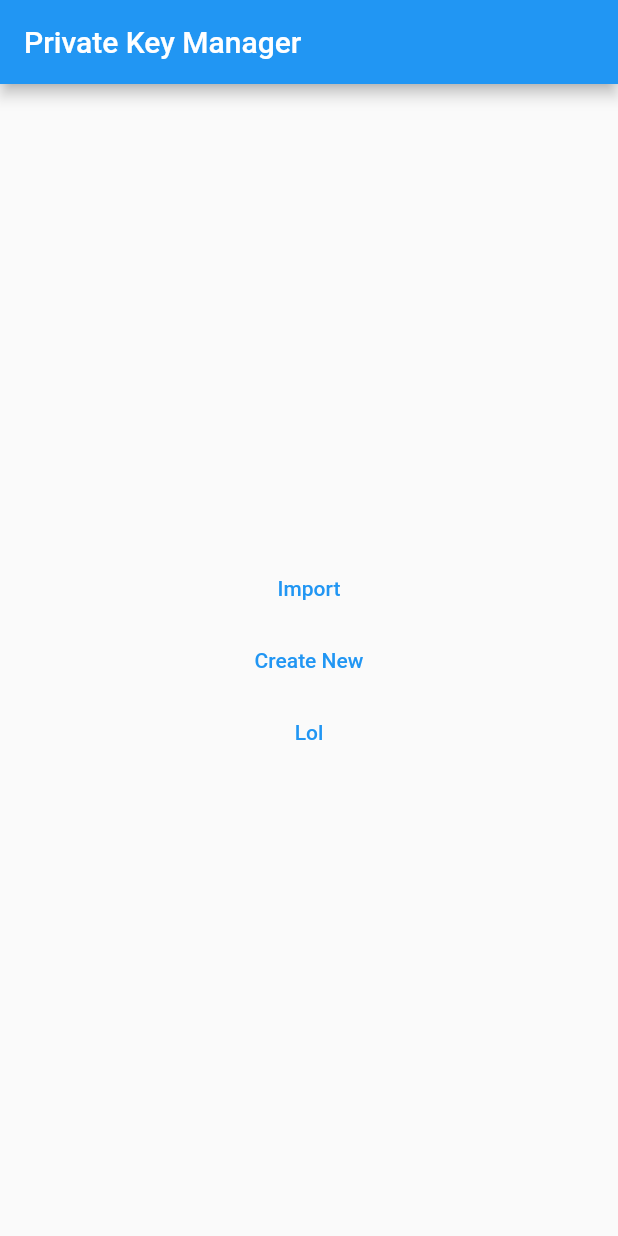
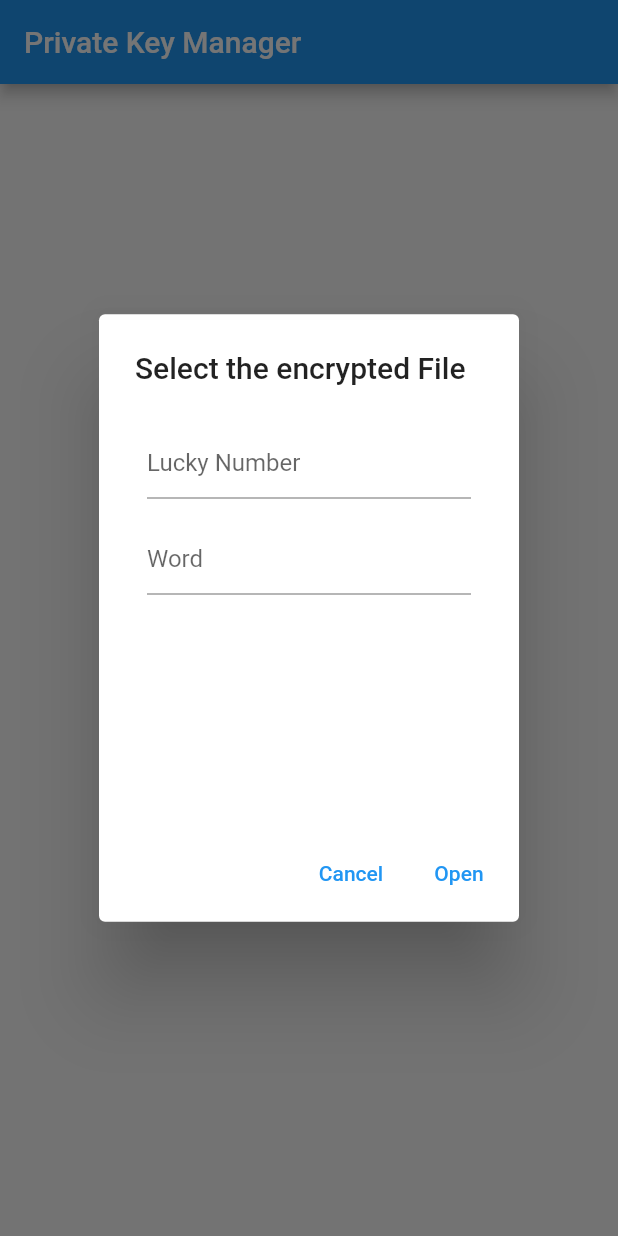
Before and after one commit to sudonims/PvtKeyManager, a Flutter app: the screen it shows after launch, after a tap on "Import", on a phone screen of 412 x 824 dp. Run offline on Flutter 3.47's test engine with Material 2 defaults, Android fonts, the phone set to English and light mode, and no system bars; our stand-ins replace file_picker; missing offline and left inert: aes_crypt.

Commit message:
import file

```diff
--- a/lib/helpers/FileEncryptDecrypt.dart
+++ b/lib/helpers/FileEncryptDecrypt.dart
@@ -59,7 +59,7 @@ class Decryptor {
     return prpass.generatePassword();
   }
 
-  void decrypt() async {
+  Future<String> decrypt() async {
     AesCrypt crypt = new AesCrypt();
     String secret = this.generateSecret();
     Uint8List key = Uint8List.fromList(utf8.encode(secret));
@@ -68,7 +68,7 @@ class Decryptor {
     crypt.aesSetKeys(key, iv);
     crypt.setPassword(secret);
     Uint8List decrypted = await crypt.decryptDataFromFile(this._path);
-    var data = decrypted.toString();
-    print(data);
+    var data = String.fromCharCodes(decrypted);
+    return data;
   }
 }
--- a/lib/main.dart
+++ b/lib/main.dart
@@ -30,7 +30,6 @@ class PvtKeyManager extends StatelessWidget {
             '/secret': (context) => MainPage(
                   currentPage: PrivateKeyShow(),
                 ),
-            // 'key/:id': (context) =>
           },
         ));
   }
--- a/lib/screens/Home.dart
+++ b/lib/screens/Home.dart
@@ -1,5 +1,7 @@
 import 'dart:convert';
-
+import 'package:crypto_key_manager/models/PrivateKeysModel.dart';
+import 'package:provider/provider.dart';
+import 'package:crypto_key_manager/helpers/FileEncryptDecrypt.dart';
 import 'package:flutter/material.dart';
 import 'package:crypto_key_manager/helpers/Keys.dart';
 import 'package:file_picker/file_picker.dart';
@@ -20,16 +22,89 @@ class _MyHomePageState extends State<Home> {
       return "";
   }
 
+  Future<String> decryptedData(
+      String filePath, String lucky, String word) async {
+    Decryptor d = new Decryptor();
+    d.lucky = lucky;
+    d.secret = word;
+    d.path = filePath;
+
+    String dec = await d.decrypt();
+    return dec;
+  }
+
   @override
   Widget build(BuildContext context) {
+    var privateKeysContext = context.watch<PrivateKeysModel>();
+
     return Column(
       mainAxisAlignment: MainAxisAlignment.center,
       children: <Widget>[
         TextButton(
-            onPressed: () async {
-              print("lol");
-            },
-            child: Text("Import")),
+          onPressed: () => showDialog(
+              context: context,
+              builder: (BuildContext context) {
+                var lucky = TextEditingController();
+                var word = TextEditingController();
+                return AlertDialog(
+                  title: Text("Select the encrypted File"),
+                  content: Container(
+                      height: 250,
+                      width: 175,
+                      child: Column(
+                        children: <Widget>[
+                          Padding(
+                            padding: EdgeInsets.all(8.0),
+                            child: TextFormField(
+                              keyboardType: TextInputType.number,
+                              controller: lucky,
+                              decoration:
+                                  InputDecoration(hintText: "Lucky Number"),
+                            ),
+                          ),
+                          Padding(
+                            padding: EdgeInsets.all(8.0),
+                            child: TextFormField(
+                              keyboardType: TextInputType.text,
+                              controller: word,
+                              decoration: InputDecoration(hintText: "Word"),
+                            ),
+                          ),
+                        ],
+                      )),
+                  actions: <Widget>[
+                    TextButton(
+                        onPressed: () {
+                          Navigator.pop(context);
+                        },
+                        child: Text("Cancel")),
+                    TextButton(
+                        onPressed: () async {
+                          try {
+                            String filePath = await openFile(context);
+                            String dec = await decryptedData(
+                                filePath, lucky.text, word.text);
+                            print(dec);
+                            var jsonData = jsonDecode(dec);
+                            print(jsonData);
+                            PrivateKeys keys = PrivateKeys.fromJSON(jsonData);
+                            privateKeysContext.keys = keys;
+                            Navigator.pushNamed(context, "/keys");
+                          } catch (e) {
+                            print(e);
+                            Navigator.pop(context);
+                            ScaffoldMessenger.of(context).showSnackBar(SnackBar(
+                              content: Text("Error Occured"),
+                              backgroundColor: Colors.red,
+                            ));
+                          }
+                        },
+                        child: Text("Open"))
+                  ],
+                );
+              }),
+          child: Text("Import"),
+        ),
         TextButton(
             onPressed: () async {
               Navigator.pushNamed(context, '/keys');
```
